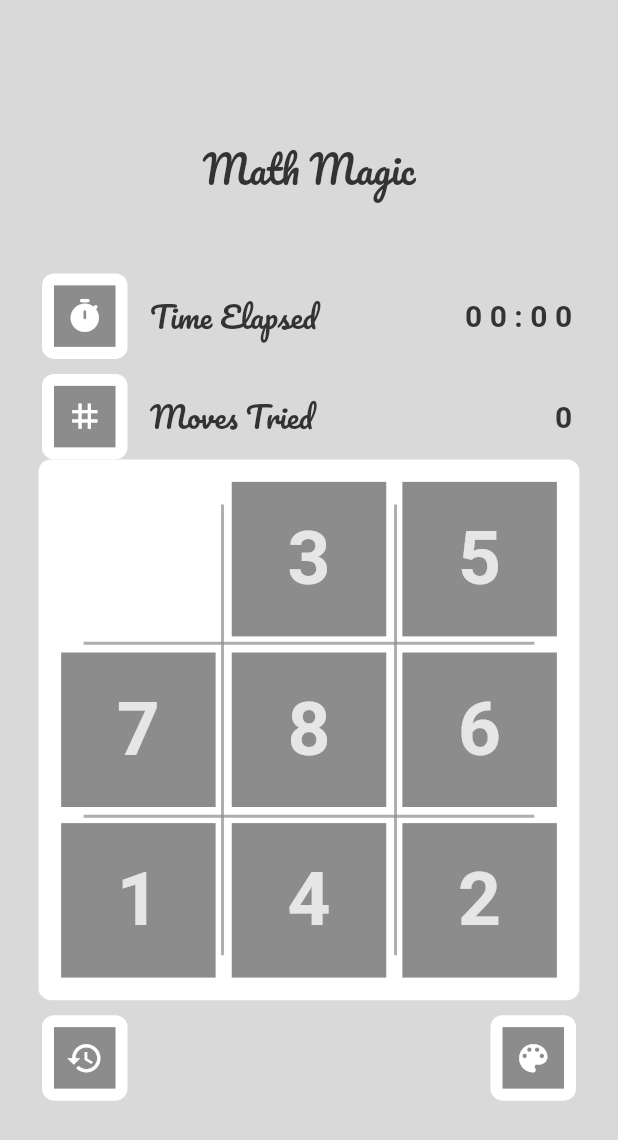
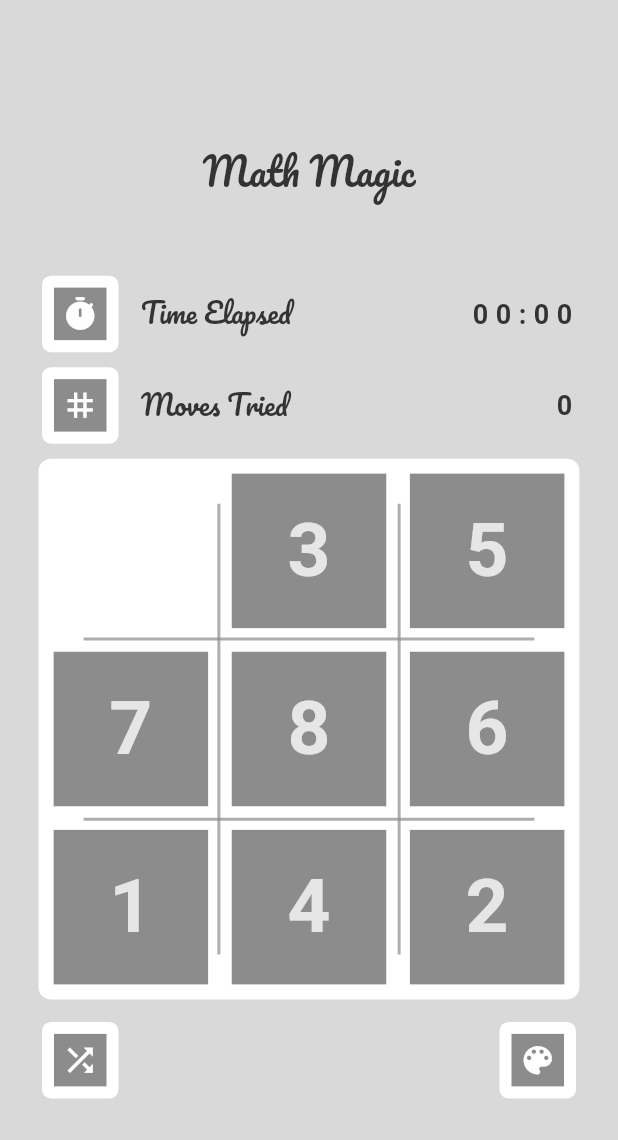
Before and after one commit to rajputvarun591/flutter_puzzle, a Flutter app: the screen it shows after launch, on a phone screen of 412 x 824 dp. Shown: the top 1140 px of the screen. Run offline on Flutter 3.47's test engine with Material 2 defaults, Android fonts, the phone set to English and light mode, and no system bars; our stand-ins replace google_fonts, hive, hive_flutter; accounts and stored records are empty.

Commit message:
Local DB with Hive

```diff
--- a/lib/controllers/puzzle_controller.dart
+++ b/lib/controllers/puzzle_controller.dart
@@ -2,10 +2,13 @@ import 'dart:math';
 
 import 'package:flutter/foundation.dart';
 import 'package:flutter/material.dart';
+import 'package:flutter_puzzle/controllers/score_card_controller.dart';
 import 'package:flutter_puzzle/controllers/time_controller.dart';
 import 'package:flutter_puzzle/models/puzzle.dart';
 
 import 'dart:developer' as developer;
+
+import 'package:flutter_puzzle/models/score_card.dart';
 
 class PuzzleController extends ChangeNotifier {
   static final Random random = Random();
@@ -13,18 +16,19 @@ class PuzzleController extends ChangeNotifier {
   late int endingCardValue;
 
   final TimeController timeController;
+  final ScoreCardController scoreController;
 
-  PuzzleController(this.timeController);
+  PuzzleController(this.timeController, this.scoreController);
 
   int moves = 0;
+  int level = 1;
   bool isGameCompleted = false;
 
-  void initCards({int? level, int? gridNumber}) {
+  void initCards({int? gridNumber}) {
     puzzles.clear();
     moves = 0;
     gridNumber ??= 3;
     int totalNumbers = gridNumber * gridNumber;
-    endingCardValue = totalNumbers;
 
     List<int> values = getValues(level, totalNumbers);
     values.shuffle(random);
@@ -35,6 +39,7 @@ class PuzzleController extends ChangeNotifier {
     isGameCompleted = false;
     notifyListeners();
     timeController.initValues();
+    getScore();
   }
 
   void swapChildren(Puzzle puzzle) {
@@ -54,6 +59,7 @@ class PuzzleController extends ChangeNotifier {
     level ??= 1;
 
     int ending = total * level; // 27
+    endingCardValue = ending;
 
     for (int i = 0; i < total; i++) {
       numbers.add(ending - i);
@@ -84,10 +90,26 @@ class PuzzleController extends ChangeNotifier {
     if (isEqual.any((e) => e == false)) {
       developer.log("Match Not Found!");
     } else {
+      ScoreCard scoreCard = ScoreCard(level, moves, timeController.duration.duration, DateTime.now().toIso8601String());
       timeController.cancelStopwatch();
+      scoreController.saveScore(scoreCard, level);
       isGameCompleted = true;
       notifyListeners();
       developer.log("Match Found! Game Complete");
     }
   }
+
+  void shuffleCards() {
+    initCards();
+  }
+
+  void increaseLevel() {
+    level++;
+    puzzles.clear();
+    initCards();
+  }
+
+  void getScore() {
+    scoreController.getScore(level);
+  }
 }
--- /dev/null
+++ b/lib/controllers/score_card_controller.dart
@@ -0,0 +1,21 @@
+import 'package:flutter/cupertino.dart';
+import 'package:flutter_puzzle/database/hive_database.dart';
+import 'package:flutter_puzzle/models/score_card.dart';
+
+class ScoreCardController extends ChangeNotifier {
+  ScoreCard? scoreCard;
+  HiveDatabase database = HiveDatabase();
+
+  void getScore(int level) {
+    scoreCard = database.getScore(level);
+    //notifyListeners();
+  }
+
+  void saveScore(ScoreCard score, int level) async {
+    await database.saveScore(score).then((value) {
+      scoreCard = database.getScore(level);
+      notifyListeners();
+    });
+  }
+
+}
--- /dev/null
+++ b/lib/database/hive_database.dart
@@ -0,0 +1,38 @@
+import 'package:flutter_puzzle/models/score_card.dart';
+import 'package:hive/hive.dart';
+import 'package:path_provider/path_provider.dart' as path;
+
+class HiveDatabase {
+
+  HiveDatabase.internal();
+  static final HiveDatabase _instance = HiveDatabase.internal();
+  factory HiveDatabase() => _instance;
+
+  static const scoreCardBox = "score_card_box";
+
+  static Future<void> initDatabase() async {
+    var dir = await path.getApplicationDocumentsDirectory();
+    Hive.init(dir.path);
+    Hive.registerAdapter(ScoreCardAdapter());
+  }
+
+  Future<void> saveScore(ScoreCard scoreCard) async {
+    final box = Hive.box(scoreCardBox);
+    return box.put(scoreCard.level, scoreCard);
+  }
+
+  ScoreCard? getScore(int level) {
+    final box = Hive.box(scoreCardBox);
+    return box.get(level) as ScoreCard?;
+  }
+
+  // void updateOrCreateScore(int level, ScoreCard scoreCard) {
+  //   final box = Hive.box(scoreCardBox);
+  //   var score = box.get(level) as ScoreCard?;
+  //   if(score == null) {
+  //     saveScore(scoreCard);
+  //   } else {
+  //     box.put(level, scoreCard);
+  //   }
+  // }
+}
--- /dev/null
+++ b/lib/models/score_card.dart
@@ -0,0 +1,17 @@
+import 'package:hive/hive.dart';
+
+part 'score_card.g.dart';
+
+@HiveType(typeId: 101)
+class ScoreCard {
+  @HiveField(0)
+  final int level;
+  @HiveField(1)
+  final int moves;
+  @HiveField(2)
+  final String duration;
+  @HiveField(3)
+  String createdAt;
+
+  ScoreCard(this.level, this.moves, this.duration, this.createdAt);
+}
--- a/lib/screens/puzzle_board.dart
+++ b/lib/screens/puzzle_board.dart
@@ -5,9 +5,12 @@ import 'dart:ui';
 import 'package:flutter/material.dart';
 import 'package:flutter_puzzle/constants/constants.dart';
 import 'package:flutter_puzzle/controllers/puzzle_controller.dart';
+import 'package:flutter_puzzle/controllers/score_card_controller.dart';
 import 'package:flutter_puzzle/controllers/theme_controller.dart';
 import 'package:flutter_puzzle/controllers/time_controller.dart';
+import 'package:flutter_puzzle/database/hive_database.dart';
 import 'package:flutter_puzzle/models/puzzle.dart';
+import 'package:flutter_puzzle/models/score_card.dart';
 import 'package:flutter_puzzle/styles/text_style.dart';
 import 'package:flutter_puzzle/styles/themes.dart';
 import 'package:flutter_puzzle/widgets/cupertino_color_selector.dart';
@@ -28,8 +31,6 @@ class PuzzleBoard extends StatefulWidget {
 
 class _PuzzleBoardState extends State<PuzzleBoard> {
   // final Random random = Random();
-
-  late int currentLevel;
 
   // Color get gradientColor1 => Color.fromRGBO(
   //       random.nextInt(155) + 100,
@@ -56,7 +57,6 @@ class _PuzzleBoardState extends State<PuzzleBoard> {
   @override
   void initState() {
     super.initState();
-    currentLevel = 1;
     //tileColor ??= color;
   }
 
@@ -101,6 +101,7 @@ class _PuzzleBoardState extends State<PuzzleBoard> {
                     child: Text(
                       "Time Elapsed",
                       style: ts20ptPacificoMEDIUM.copyWith(
+                        fontSize: 18.00,
                         color: theme.textTheme.headline2!.color,
                       ),
                     ),
@@ -110,6 +111,7 @@ class _PuzzleBoardState extends State<PuzzleBoard> {
                     return Text(
                       timerController.duration.duration,
                       style: ts20ptPoiretOneBOLD.copyWith(
+                        fontSize: 18.00,
                         letterSpacing: 5.00,
                         color: theme.textTheme.subtitle1!.color,
                       ),
@@ -131,6 +133,7 @@ class _PuzzleBoardState extends State<PuzzleBoard> {
                     child: Text(
                       "Moves Tried",
                       style: ts20ptPacificoMEDIUM.copyWith(
+                        fontSize: 18.00,
                         color: theme.textTheme.headline2!.color,
                       ),
                     ),
@@ -140,6 +143,7 @@ class _PuzzleBoardState extends State<PuzzleBoard> {
                     return Text(
                       "${controller.moves}",
                       style: ts20ptPoiretOneBOLD.copyWith(
+                        fontSize: 18.00,
                         letterSpacing: 5.00,
                         color: theme.textTheme.subtitle1!.color,
                       ),
@@ -149,27 +153,32 @@ class _PuzzleBoardState extends State<PuzzleBoard> {
               ),
             ),
 
-            // const SizedBox(height: 10.00),
-            //
-            // Container(
-            //   padding: const EdgeInsets.symmetric(horizontal: 8.00),
-            //   child: Row(
-            //     children: [
-            //       RoundedIconTile(color: tileColor!, icon: Icons.timer_rounded),
-            //       Padding(
-            //         padding: const EdgeInsets.symmetric(horizontal: 15.0),
-            //         child: Text("Time Elapsed", style: ts20ptPacificoMEDIUM),
-            //       ),
-            //       Expanded(child: Container()),
-            //       Consumer<TimeController>(builder: (context, timerController, child) {
-            //         return Text(
-            //           timerController.duration.duration,
-            //           style: ts20ptPoiretOneBOLD.copyWith(letterSpacing: 5.00),
-            //         );
-            //       }),
-            //     ],
-            //   ),
-            // ),
+            const SizedBox(height: 10.00),
+
+            Consumer<ScoreCardController>(builder: (context, controller, child) {
+              return Visibility(
+                visible: controller.scoreCard != null && controller.scoreCard!.moves != null,
+                child: Container(
+                  padding: const EdgeInsets.symmetric(horizontal: 8.00),
+                  child: Row(
+                    children: [
+                      const RoundedIconTile(icon: Icons.wine_bar),
+                      Padding(
+                        padding: const EdgeInsets.symmetric(horizontal: 15.0),
+                        child: Text("Best Score", style: ts20ptPacificoMEDIUM),
+                      ),
+                      Expanded(child: Container()),
+                      Consumer<TimeController>(builder: (context, timerController, child) {
+                        return Text(
+                          "${controller.scoreCard?.duration.toString()} in ${controller.scoreCard?.moves.toString()}",
+                          style: ts20ptPoiretOneBOLD.copyWith(letterSpacing: 5.00),
+                        );
+                      }),
+                    ],
+                  ),
+                ),
+              );
+            }),
 
             SafeArea(
               child: Consumer<PuzzleController>(builder: (context, puzzleController, child) {
@@ -188,7 +197,7 @@ class _PuzzleBoardState extends State<PuzzleBoard> {
                         color: Colors.transparent,
                         borderRadius: BorderRadius.circular(8.00),
                       ),
-                      padding: const EdgeInsets.all(15.00),
+                      padding: const EdgeInsets.all(10.00),
                       height: (MediaQuery.of(context).size.width * 0.25) * 3.5,
                       width: (MediaQuery.of(context).size.width * 0.25) * 3.5,
                       child: AnimatedSwitcher(
@@ -199,7 +208,9 @@ class _PuzzleBoardState extends State<PuzzleBoard> {
                           child: child,
                         ),
                         child: puzzleController.isGameCompleted
-                            ? Container(
+                            ? InkWell(
+                                onTap: _onNextTap,
+                                child: Container(
                                   decoration: BoxDecoration(
                                     color: theme.backgroundColor,
                                   ),
@@ -214,21 +225,16 @@ class _PuzzleBoardState extends State<PuzzleBoard> {
                                       ),
                                       Padding(
                                         padding: const EdgeInsets.symmetric(horizontal: 5.0),
-                                      child: Text("You have Completed the Level $currentLevel",
+                                        child: Text("You have Completed the Level ${puzzleController.level}",
                                             style: ts20ptPacificoREGULAR.copyWith(color: Colors.white)),
                                       ),
-                                    ElevatedButton(
-                                      onPressed: _onNextTap,
-                                      style: ElevatedButton.styleFrom(
-                                        primary: theme.backgroundColor,
-                                        shape: CircleBorder(side: BorderSide(color: Colors.white, width: 2.00)),
+                                      Padding(
+                                        padding: const EdgeInsets.symmetric(horizontal: 5.0),
+                                        child:
+                                            Text("Next Things In Development", style: ts20ptPacificoREGULAR.copyWith(color: Colors.white)),
                                       ),
-                                      child: const Icon(
-                                        Icons.next_plan_outlined,
-                                        color: Colors.white,
+                                    ],
                                   ),
-                                    )
-                                  ],
                                 ),
                               )
                             : Stack(
@@ -255,7 +261,7 @@ class _PuzzleBoardState extends State<PuzzleBoard> {
                 );
               }),
             ),
-            const SizedBox(height: 10.00),
+            const SizedBox(height: 15.00),
 
             Padding(
               padding: const EdgeInsets.symmetric(horizontal: 8.00),
@@ -263,7 +269,7 @@ class _PuzzleBoardState extends State<PuzzleBoard> {
                 mainAxisAlignment: MainAxisAlignment.spaceBetween,
                 children: [
                   RoundedIconTile(
-                    icon: Icons.history,
+                    icon: Icons.shuffle,
                     onTap: _onResetTap,
                   ),
                   Consumer<ThemeController>(builder: (context, themeC, child) {
@@ -321,19 +327,18 @@ class _PuzzleBoardState extends State<PuzzleBoard> {
   }
 
   void _onResetTap() {
-    Provider.of<PuzzleController>(context, listen: false).initCards(level: currentLevel);
+    Provider.of<PuzzleController>(context, listen: false).shuffleCards();
   }
 
   void _onNextTap() {
-    currentLevel++;
-    Provider.of<PuzzleController>(context, listen: false).initCards(level: currentLevel);
+    Provider.of<PuzzleController>(context, listen: false).increaseLevel();
   }
 
   void _onThemeChange(bool isDarkEnabled) async {
     final result = await showDialog(
       context: context,
       builder: (context) {
-        if(Platform.isIOS) {
+        if (Platform.isIOS) {
           return const CupertinoColorSelector();
         } else {
           return const MaterialColorSelector();
--- a/lib/widgets/rounded_icon_tile.dart
+++ b/lib/widgets/rounded_icon_tile.dart
@@ -11,7 +11,7 @@ class RoundedIconTile extends StatelessWidget {
     return Container(
       decoration: BoxDecoration(
         color: theme.cardColor,
-        borderRadius: BorderRadius.circular(8.00)
+        borderRadius: BorderRadius.circular(6.00)
       ),
       padding: const EdgeInsets.all(8.00),
       child: InkWell(
@@ -20,7 +20,7 @@ class RoundedIconTile extends StatelessWidget {
           decoration: BoxDecoration(
             color: theme.backgroundColor,
           ),
-          padding: const EdgeInsets.all(8.00),
+          padding: const EdgeInsets.all(5.00),
           child: Icon(
             icon,
             color: theme.iconTheme.color,
--- a/pubspec.yaml
+++ b/pubspec.yaml
@@ -31,6 +31,9 @@ dependencies:
     sdk: flutter
   google_fonts:
   provider:
+  hive:
+  hive_flutter:
+  path_provider: ^2.0.8
 
 
   # The following adds the Cupertino Icons font to your application.
@@ -47,6 +50,8 @@ dev_dependencies:
   # package. See that file for information about deactivating specific lint
   # rules and activating additional ones.
   flutter_lints: ^1.0.0
+  build_runner:
+  hive_generator:
 
 # For information on the generic Dart part of this file, see the
 # following page: https://dart.dev/tools/pub/pubspec
```
Also changed, not shown: lib/main.dart (+24 -13 lines), lib/widgets/my_grid_painter.dart (+8 -8 lines), lib/models/score_card.g.dart (added), pubspec.lock, 1 other file. Lines whose indentation alone changed are shown as unchanged.
